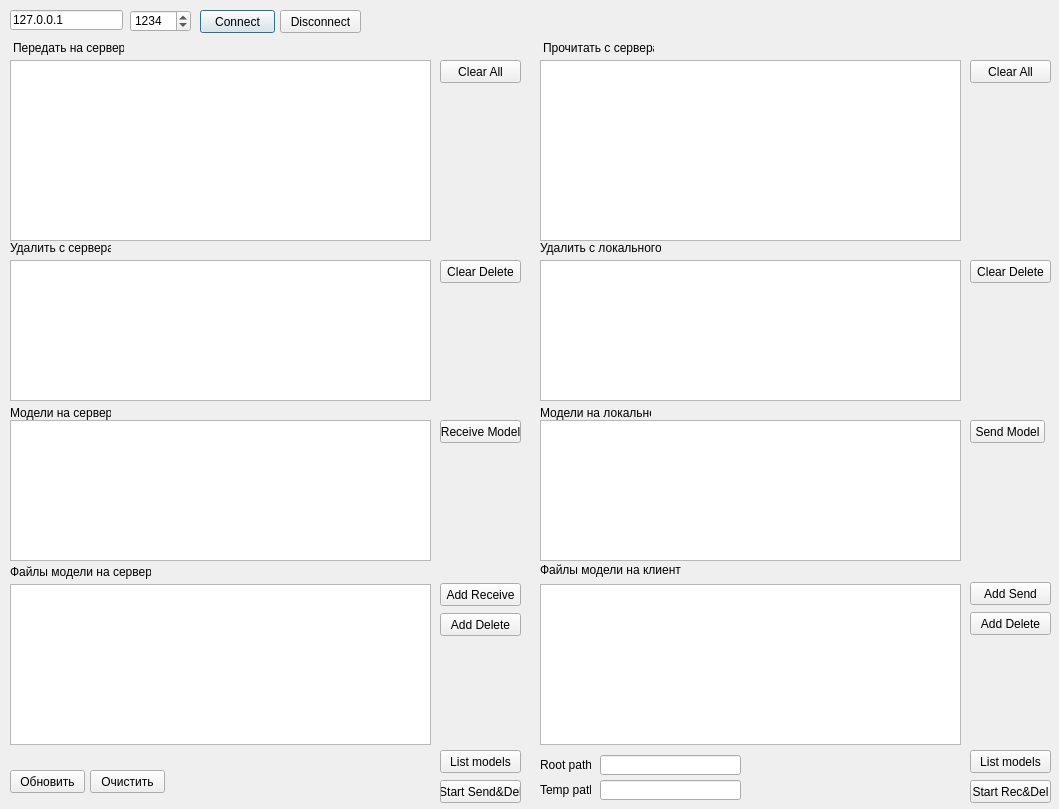
This is Socket_Client_v5/Dialogs/MainForm.ui in Balog/Synchonization as Qt 5 draws it before an edit. The edited form follows.
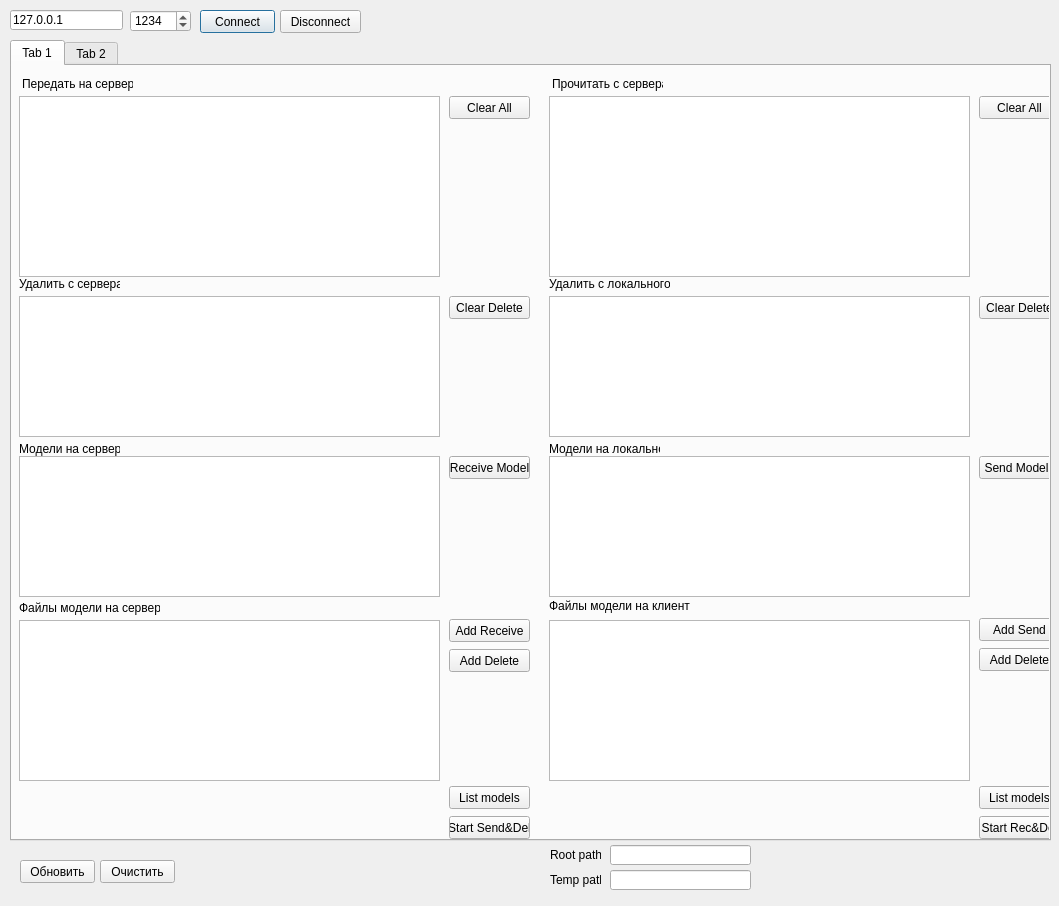
This is the edited form.

Commit message: изменение дизайна формы добавил вкладки

Diff of the .ui file:
```diff
--- a/Socket_Client_v5/Dialogs/MainForm.ui
+++ b/Socket_Client_v5/Dialogs/MainForm.ui
@@ -7,7 +7,7 @@
     <x>0</x>
     <y>0</y>
     <width>1059</width>
-    <height>809</height>
+    <height>906</height>
    </rect>
   </property>
   <property name="windowTitle">
@@ -16,8 +16,8 @@
   <widget class="QLineEdit" name="leRoot">
    <property name="geometry">
     <rect>
-     <x>600</x>
-     <y>755</y>
+     <x>610</x>
+     <y>845</y>
      <width>141</width>
      <height>20</height>
     </rect>
@@ -29,8 +29,8 @@
   <widget class="QLabel" name="label">
    <property name="geometry">
     <rect>
-     <x>540</x>
-     <y>757</y>
+     <x>550</x>
+     <y>847</y>
      <width>51</width>
      <height>16</height>
     </rect>
@@ -94,119 +94,11 @@
     <string>Disconnect</string>
    </property>
   </widget>
-  <widget class="QListView" name="lvSendingFiles">
-   <property name="geometry">
-    <rect>
-     <x>10</x>
-     <y>60</y>
-     <width>421</width>
-     <height>181</height>
-    </rect>
-   </property>
-  </widget>
-  <widget class="QPushButton" name="pbAddSend">
-   <property name="geometry">
-    <rect>
-     <x>970</x>
-     <y>582</y>
-     <width>81</width>
-     <height>23</height>
-    </rect>
-   </property>
-   <property name="text">
-    <string>Add Send</string>
-   </property>
-  </widget>
-  <widget class="QPushButton" name="pbStartSend">
-   <property name="geometry">
-    <rect>
-     <x>440</x>
-     <y>780</y>
-     <width>81</width>
-     <height>23</height>
-    </rect>
-   </property>
-   <property name="text">
-    <string>Start Send&amp;&amp;Del</string>
-   </property>
-  </widget>
-  <widget class="QPushButton" name="pbClearAll">
-   <property name="geometry">
-    <rect>
-     <x>440</x>
-     <y>60</y>
-     <width>81</width>
-     <height>23</height>
-    </rect>
-   </property>
-   <property name="text">
-    <string>Clear All</string>
-   </property>
-  </widget>
-  <widget class="QListView" name="lvDeletingFiles">
-   <property name="geometry">
-    <rect>
-     <x>10</x>
-     <y>260</y>
-     <width>421</width>
-     <height>141</height>
-    </rect>
-   </property>
-  </widget>
-  <widget class="QPushButton" name="pbAddDelete">
-   <property name="geometry">
-    <rect>
-     <x>440</x>
-     <y>613</y>
-     <width>81</width>
-     <height>23</height>
-    </rect>
-   </property>
-   <property name="text">
-    <string>Add Delete</string>
-   </property>
-  </widget>
-  <widget class="QPushButton" name="pbClearDelete">
-   <property name="geometry">
-    <rect>
-     <x>440</x>
-     <y>260</y>
-     <width>81</width>
-     <height>23</height>
-    </rect>
-   </property>
-   <property name="text">
-    <string>Clear Delete</string>
-   </property>
-  </widget>
-  <widget class="QPushButton" name="pbListFiles">
-   <property name="geometry">
-    <rect>
-     <x>440</x>
-     <y>750</y>
-     <width>81</width>
-     <height>23</height>
-    </rect>
-   </property>
-   <property name="text">
-    <string>List models</string>
-   </property>
-  </widget>
-  <widget class="QListView" name="lvListFiles">
-   <property name="geometry">
-    <rect>
-     <x>10</x>
-     <y>584</y>
-     <width>421</width>
-     <height>161</height>
-    </rect>
-   </property>
-  </widget>
   <widget class="QLabel" name="label_2">
    <property name="geometry">
     <rect>
-     <x>540</x>
-     <y>782</y>
+     <x>550</x>
+     <y>872</y>
      <width>51</width>
      <height>16</height>
     </rect>
@@ -218,8 +110,8 @@
   <widget class="QLineEdit" name="leTemp">
    <property name="geometry">
     <rect>
-     <x>600</x>
-     <y>780</y>
+     <x>610</x>
+     <y>870</y>
      <width>141</width>
      <height>20</height>
     </rect>
@@ -228,63 +120,76 @@
     <string/>
    </property>
   </widget>
-  <widget class="QLabel" name="label_3">
+  <widget class="QPushButton" name="pbUpdateStruct">
    <property name="geometry">
     <rect>
-     <x>13</x>
-     <y>40</y>
-     <width>111</width>
-     <height>16</height>
+     <x>20</x>
+     <y>860</y>
+     <width>75</width>
+     <height>23</height>
     </rect>
    </property>
    <property name="text">
-    <string>Передать на сервер</string>
+    <string>Обновить</string>
    </property>
   </widget>
-  <widget class="QLabel" name="label_4">
+  <widget class="QPushButton" name="pushButton">
    <property name="geometry">
     <rect>
-     <x>10</x>
-     <y>240</y>
-     <width>101</width>
-     <height>16</height>
+     <x>100</x>
+     <y>860</y>
+     <width>75</width>
+     <height>23</height>
     </rect>
    </property>
    <property name="text">
-    <string>Удалить с сервера</string>
+    <string>Очистить</string>
    </property>
   </widget>
-  <widget class="QLabel" name="label_5">
+  <widget class="QTabWidget" name="tabWidget">
    <property name="geometry">
     <rect>
      <x>10</x>
-     <y>405</y>
-     <width>101</width>
-     <height>16</height>
+     <y>40</y>
+     <width>1041</width>
+     <height>801</height>
     </rect>
    </property>
+   <widget class="QWidget" name="tab">
+    <attribute name="title">
+     <string>Tab 1</string>
+    </attribute>
+    <widget class="QPushButton" name="pbLocalListFiles">
+     <property name="geometry">
+      <rect>
+       <x>967</x>
+       <y>720</y>
+       <width>81</width>
+       <height>23</height>
+      </rect>
+     </property>
    <property name="text">
-    <string>Модели на сервере</string>
-   </property>
-  </widget>
-  <widget class="QLabel" name="label_6">
+      <string>List models</string>
+     </property>
+    </widget>
+    <widget class="QLabel" name="label_9">
    <property name="geometry">
     <rect>
-     <x>543</x>
-     <y>40</y>
-     <width>111</width>
+       <x>7</x>
+       <y>534</y>
+       <width>141</width>
      <height>16</height>
     </rect>
    </property>
    <property name="text">
-    <string>Прочитать с сервера</string>
+      <string>Файлы модели на сервере</string>
    </property>
   </widget>
   <widget class="QLabel" name="label_7">
    <property name="geometry">
     <rect>
-     <x>540</x>
-     <y>405</y>
+       <x>537</x>
+       <y>375</y>
      <width>111</width>
      <height>16</height>
     </rect>
@@ -293,106 +198,168 @@
     <string>Модели на локальном</string>
    </property>
   </widget>
-  <widget class="QPushButton" name="pbClearReceiveAll">
-   <property name="geometry">
-    <rect>
-     <x>970</x>
-     <y>60</y>
-     <width>81</width>
-     <height>23</height>
-    </rect>
-   </property>
-   <property name="text">
-    <string>Clear All</string>
-   </property>
-  </widget>
-  <widget class="QPushButton" name="pbClearDeleteLocal">
-   <property name="geometry">
-    <rect>
-     <x>970</x>
-     <y>260</y>
-     <width>81</width>
-     <height>23</height>
-    </rect>
-   </property>
-   <property name="text">
-    <string>Clear Delete</string>
-   </property>
-  </widget>
-  <widget class="QPushButton" name="pbAddLocalDelete">
-   <property name="geometry">
-    <rect>
-     <x>970</x>
-     <y>612</y>
-     <width>81</width>
-     <height>23</height>
-    </rect>
-   </property>
-   <property name="text">
-    <string>Add Delete</string>
-   </property>
-  </widget>
-  <widget class="QListView" name="lvLocalDeletingFiles">
-   <property name="geometry">
-    <rect>
-     <x>540</x>
-     <y>260</y>
-     <width>421</width>
-     <height>141</height>
-    </rect>
-   </property>
-  </widget>
   <widget class="QListView" name="lvLocalListFiles">
    <property name="geometry">
     <rect>
-     <x>540</x>
-     <y>584</y>
+       <x>537</x>
+       <y>554</y>
      <width>421</width>
      <height>161</height>
     </rect>
    </property>
   </widget>
-  <widget class="QPushButton" name="pbAddReceive">
+    <widget class="QListView" name="lwListModels">
    <property name="geometry">
     <rect>
-     <x>440</x>
+       <x>7</x>
+       <y>390</y>
+       <width>421</width>
+       <height>141</height>
+      </rect>
+     </property>
+    </widget>
+    <widget class="QPushButton" name="pbAddDelete">
+     <property name="geometry">
+      <rect>
+       <x>437</x>
      <y>583</y>
      <width>81</width>
      <height>23</height>
     </rect>
    </property>
    <property name="text">
-    <string>Add Receive</string>
+      <string>Add Delete</string>
+     </property>
+    </widget>
+    <widget class="QPushButton" name="pbListFiles">
+     <property name="geometry">
+      <rect>
+       <x>437</x>
+       <y>720</y>
+       <width>81</width>
+       <height>23</height>
+      </rect>
+     </property>
+     <property name="text">
+      <string>List models</string>
+     </property>
+    </widget>
+    <widget class="QLabel" name="label_5">
+     <property name="geometry">
+      <rect>
+       <x>7</x>
+       <y>375</y>
+       <width>101</width>
+       <height>16</height>
+      </rect>
+     </property>
+     <property name="text">
+      <string>Модели на сервере</string>
+     </property>
+    </widget>
+    <widget class="QPushButton" name="pbClearDelete">
+     <property name="geometry">
+      <rect>
+       <x>437</x>
+       <y>230</y>
+       <width>81</width>
+       <height>23</height>
+      </rect>
+     </property>
+     <property name="text">
+      <string>Clear Delete</string>
+     </property>
+    </widget>
+    <widget class="QPushButton" name="pushButton_3">
+     <property name="geometry">
+      <rect>
+       <x>967</x>
+       <y>390</y>
+       <width>75</width>
+       <height>23</height>
+      </rect>
+     </property>
+     <property name="text">
+      <string>Send Model</string>
+     </property>
+    </widget>
+    <widget class="QListView" name="lvDeletingFiles">
+     <property name="geometry">
+      <rect>
+       <x>7</x>
+       <y>230</y>
+       <width>421</width>
+       <height>141</height>
+      </rect>
    </property>
   </widget>
   <widget class="QListView" name="lvReceiveFiles">
    <property name="geometry">
     <rect>
-     <x>540</x>
-     <y>60</y>
+       <x>537</x>
+       <y>30</y>
      <width>421</width>
      <height>181</height>
     </rect>
    </property>
   </widget>
-  <widget class="QLabel" name="label_8">
+    <widget class="QPushButton" name="pushButton_2">
    <property name="geometry">
     <rect>
-     <x>540</x>
-     <y>240</y>
-     <width>121</width>
+       <x>437</x>
+       <y>390</y>
+       <width>81</width>
+       <height>23</height>
+      </rect>
+     </property>
+     <property name="text">
+      <string>Receive Model</string>
+     </property>
+    </widget>
+    <widget class="QPushButton" name="pbClearAll">
+     <property name="geometry">
+      <rect>
+       <x>437</x>
+       <y>30</y>
+       <width>81</width>
+       <height>23</height>
+      </rect>
+     </property>
+     <property name="text">
+      <string>Clear All</string>
+     </property>
+    </widget>
+    <widget class="QPushButton" name="pbAddReceive">
+     <property name="geometry">
+      <rect>
+       <x>437</x>
+       <y>553</y>
+       <width>81</width>
+       <height>23</height>
+      </rect>
+     </property>
+     <property name="text">
+      <string>Add Receive</string>
+     </property>
+    </widget>
+    <widget class="QLabel" name="label_4">
+     <property name="geometry">
+      <rect>
+       <x>7</x>
+       <y>210</y>
+       <width>101</width>
      <height>16</height>
     </rect>
    </property>
    <property name="text">
-    <string>Удалить с локального</string>
+      <string>Удалить с сервера</string>
    </property>
   </widget>
   <widget class="QPushButton" name="pbStartReceive">
    <property name="geometry">
     <rect>
-     <x>970</x>
-     <y>780</y>
+       <x>967</x>
+       <y>750</y>
      <width>81</width>
      <height>23</height>
     </rect>
@@ -401,83 +368,34 @@
     <string>Start Rec&amp;&amp;Del</string>
    </property>
   </widget>
-  <widget class="QPushButton" name="pbLocalListFiles">
-   <property name="geometry">
-    <rect>
-     <x>970</x>
-     <y>750</y>
-     <width>81</width>
-     <height>23</height>
-    </rect>
-   </property>
-   <property name="text">
-    <string>List models</string>
-   </property>
-  </widget>
-  <widget class="QPushButton" name="pbUpdateStruct">
-   <property name="geometry">
-    <rect>
-     <x>10</x>
-     <y>770</y>
-     <width>75</width>
-     <height>23</height>
-    </rect>
-   </property>
-   <property name="text">
-    <string>Обновить</string>
-   </property>
-  </widget>
-  <widget class="QPushButton" name="pushButton">
-   <property name="geometry">
-    <rect>
-     <x>90</x>
-     <y>770</y>
-     <width>75</width>
-     <height>23</height>
-    </rect>
-   </property>
-   <property name="text">
-    <string>Очистить</string>
-   </property>
-  </widget>
-  <widget class="QListView" name="lwListModels">
-   <property name="geometry">
-    <rect>
-     <x>10</x>
-     <y>420</y>
-     <width>421</width>
-     <height>141</height>
-    </rect>
-   </property>
-  </widget>
   <widget class="QListView" name="lwLocalListModels">
    <property name="geometry">
     <rect>
-     <x>540</x>
-     <y>420</y>
+       <x>537</x>
+       <y>390</y>
      <width>421</width>
      <height>141</height>
     </rect>
    </property>
   </widget>
-  <widget class="QLabel" name="label_9">
+    <widget class="QPushButton" name="pbAddSend">
    <property name="geometry">
     <rect>
-     <x>10</x>
-     <y>564</y>
-     <width>141</width>
-     <height>16</height>
+       <x>967</x>
+       <y>552</y>
+       <width>81</width>
+       <height>23</height>
     </rect>
    </property>
    <property name="text">
-    <string>Файлы модели на сервере</string>
+      <string>Add Send</string>
    </property>
   </widget>
   <widget class="QLabel" name="label_10">
    <property name="geometry">
     <rect>
-     <x>540</x>
-     <y>562</y>
+       <x>537</x>
+       <y>532</y>
      <width>141</width>
      <height>16</height>
     </rect>
@@ -486,31 +404,133 @@
     <string>Файлы модели на клиенте</string>
    </property>
   </widget>
-  <widget class="QPushButton" name="pushButton_2">
+    <widget class="QListView" name="lvLocalDeletingFiles">
    <property name="geometry">
     <rect>
-     <x>440</x>
-     <y>420</y>
+       <x>537</x>
+       <y>230</y>
+       <width>421</width>
+       <height>141</height>
+      </rect>
+     </property>
+    </widget>
+    <widget class="QLabel" name="label_8">
+     <property name="geometry">
+      <rect>
+       <x>537</x>
+       <y>210</y>
+       <width>121</width>
+       <height>16</height>
+      </rect>
+     </property>
+     <property name="text">
+      <string>Удалить с локального</string>
+     </property>
+    </widget>
+    <widget class="QPushButton" name="pbAddLocalDelete">
+     <property name="geometry">
+      <rect>
+       <x>967</x>
+       <y>582</y>
      <width>81</width>
      <height>23</height>
     </rect>
    </property>
    <property name="text">
-    <string>Receive Model</string>
-   </property>
-  </widget>
-  <widget class="QPushButton" name="pushButton_3">
+      <string>Add Delete</string>
+     </property>
+    </widget>
+    <widget class="QListView" name="lvListFiles">
    <property name="geometry">
     <rect>
-     <x>970</x>
-     <y>420</y>
-     <width>75</width>
+       <x>7</x>
+       <y>554</y>
+       <width>421</width>
+       <height>161</height>
+      </rect>
+     </property>
+    </widget>
+    <widget class="QPushButton" name="pbStartSend">
+     <property name="geometry">
+      <rect>
+       <x>437</x>
+       <y>750</y>
+       <width>81</width>
      <height>23</height>
     </rect>
    </property>
    <property name="text">
-    <string>Send Model</string>
-   </property>
+      <string>Start Send&amp;&amp;Del</string>
+     </property>
+    </widget>
+    <widget class="QLabel" name="label_3">
+     <property name="geometry">
+      <rect>
+       <x>10</x>
+       <y>10</y>
+       <width>111</width>
+       <height>16</height>
+      </rect>
+     </property>
+     <property name="text">
+      <string>Передать на сервер</string>
+     </property>
+    </widget>
+    <widget class="QPushButton" name="pbClearDeleteLocal">
+     <property name="geometry">
+      <rect>
+       <x>967</x>
+       <y>230</y>
+       <width>81</width>
+       <height>23</height>
+      </rect>
+     </property>
+     <property name="text">
+      <string>Clear Delete</string>
+     </property>
+    </widget>
+    <widget class="QListView" name="lvSendingFiles">
+     <property name="geometry">
+      <rect>
+       <x>7</x>
+       <y>30</y>
+       <width>421</width>
+       <height>181</height>
+      </rect>
+     </property>
+    </widget>
+    <widget class="QPushButton" name="pbClearReceiveAll">
+     <property name="geometry">
+      <rect>
+       <x>967</x>
+       <y>30</y>
+       <width>81</width>
+       <height>23</height>
+      </rect>
+     </property>
+     <property name="text">
+      <string>Clear All</string>
+     </property>
+    </widget>
+    <widget class="QLabel" name="label_6">
+     <property name="geometry">
+      <rect>
+       <x>540</x>
+       <y>10</y>
+       <width>111</width>
+       <height>16</height>
+      </rect>
+     </property>
+     <property name="text">
+      <string>Прочитать с сервера</string>
+     </property>
+    </widget>
+   </widget>
+   <widget class="QWidget" name="tab_2">
+    <attribute name="title">
+     <string>Tab 2</string>
+    </attribute>
+   </widget>
   </widget>
  </widget>
  <resources/>
```
Left out of the diff: 56 changed lines with no effect on the pictures. Lines whose indentation alone changed are shown as unchanged. The commit also changes 4 other files.
